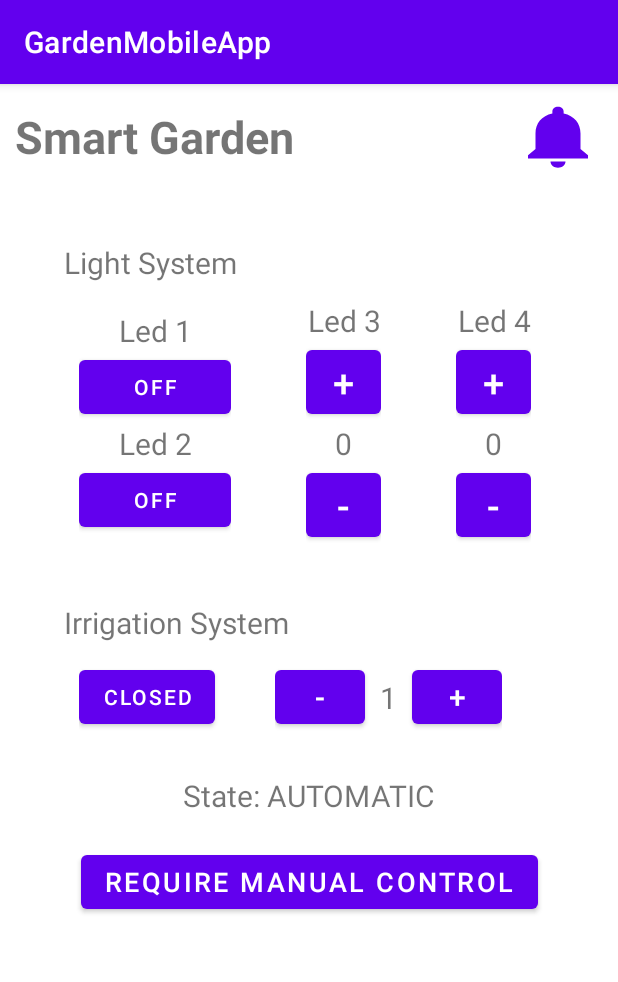
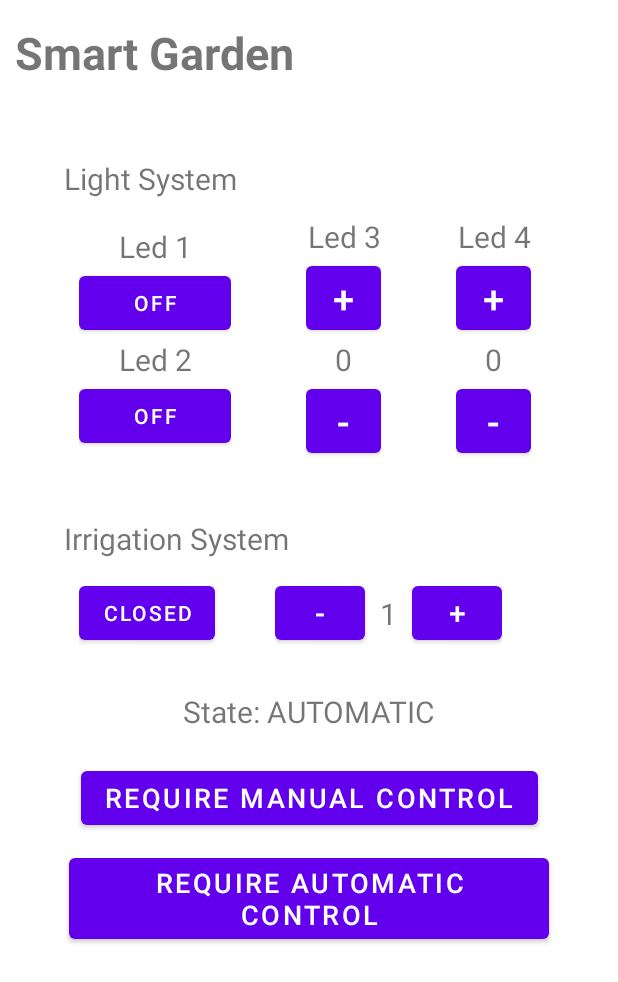
Before and after one commit to Totti00/garde_system, an Android app: the screen it shows after launch (MainActivity), on a phone screen of 412 x 824 dp. Shown: the top 982 px of the screen. Run offline under Robolectric (Android 15) with nearby library versions, the light colour scheme and no system bars; 5 statements that could not run were skipped.

Commit message:
add command and received msg arduino

```diff
--- a/GardenMobileApp/app/src/main/java/com/example/gardenmobileapp/MainActivity.java
+++ b/GardenMobileApp/app/src/main/java/com/example/gardenmobileapp/MainActivity.java
@@ -50,9 +50,18 @@ public class MainActivity extends AppCompatActivity {
         this.lightSystem.setLed4View(led4View);
 
         this.stateSystem = new StateSystem();
+        this.stateSystem.setIrrigationSystem(this.irrigationSystem);
+        this.stateSystem.setLightSystem(this.lightSystem);
         this.stateSystem.setAllerBtn(findViewById(R.id.allerBtn));
         this.stateSystem.setTextView(findViewById(R.id.textState));
         this.stateSystem.setManualBtn(findViewById(R.id.requireManualBtn));
+        this.stateSystem.setAutomaticBtn(findViewById(R.id.requireAutomaticBtn));
+
+    }
+
+    @Override
+    protected void onStart() {
+        super.onStart();
 
         this.btServer = new BTServer();
         this.btServer.setIrrigationSystem(this.irrigationSystem);
@@ -64,8 +73,5 @@ public class MainActivity extends AppCompatActivity {
         this.stateSystem.build();
         this.lightSystem.build();
         this.irrigationSystem.build();
-
     }
-
-
 }
--- a/GardenMobileApp/app/src/main/java/com/example/gardenmobileapp/btlib/RealBluetoothChannel.java
+++ b/GardenMobileApp/app/src/main/java/com/example/gardenmobileapp/btlib/RealBluetoothChannel.java
@@ -88,6 +88,7 @@ public final class RealBluetoothChannel extends BluetoothChannel {
                     }
                 }
                 catch(Exception e){
+                    Log.d("Errro", "run: stringa vuotaaaa");
                     e.printStackTrace();
                 }
             }
--- a/GardenMobileApp/app/src/main/java/com/example/gardenmobileapp/mvc/model/Counter.java
+++ b/GardenMobileApp/app/src/main/java/com/example/gardenmobileapp/mvc/model/Counter.java
@@ -29,4 +29,7 @@ public class Counter {
         this.count -= STEP;
     }
 
+    public void reset() {
+        this.count = this.min;
+    }
 }
--- a/GardenMobileApp/app/src/main/java/com/example/gardenmobileapp/mvc/model/OpenClosed.java
+++ b/GardenMobileApp/app/src/main/java/com/example/gardenmobileapp/mvc/model/OpenClosed.java
@@ -31,4 +31,6 @@ public class OpenClosed {
     public void toggle() {
         this.isOpen = !this.isOpen;
     }
+
+    public void reset() { this.isOpen = !OPEN; }
 }
--- a/GardenMobileApp/app/src/main/java/com/example/gardenmobileapp/mvc/model/TurnOnOff.java
+++ b/GardenMobileApp/app/src/main/java/com/example/gardenmobileapp/mvc/model/TurnOnOff.java
@@ -32,4 +32,8 @@ public class TurnOnOff {
     public String getIsOpenForArduino() {
         return this.isOn ? "1" : "0";
     }
+
+    public void reset() {
+        this.isOn = !ON;
+    }
 }
--- a/GardenMobileApp/app/src/main/java/com/example/gardenmobileapp/mvc/system/StateSystem.java
+++ b/GardenMobileApp/app/src/main/java/com/example/gardenmobileapp/mvc/system/StateSystem.java
@@ -1,16 +1,22 @@
 package com.example.gardenmobileapp.mvc.system;
 
+import android.view.View;
 import android.widget.Button;
 import android.widget.TextView;
 
+import com.example.gardenmobileapp.command.ArduinoCommands;
 import com.example.gardenmobileapp.utils.State.StateGarden;
 import com.example.gardenmobileapp.btlib.BluetoothChannel;
 
 public class StateSystem {
+    private IrrigationSystem irrigationSystem;
+    private LightSystem lightSystem;
+
     private StateGarden state;
 
     private Button allerBtn;
     private Button manualBtn;
+    private Button automaticBtn;
     private TextView textView;
 
     private BluetoothChannel btChannel;
@@ -21,24 +27,45 @@ public class StateSystem {
 
     public void setAllerBtn(Button view) { this.allerBtn = view; }
     public void setManualBtn(Button view) { this.manualBtn = view; }
+    public void setAutomaticBtn(Button view) { this.automaticBtn = view; }
     public void setTextView(TextView view) { this.textView = view; }
+
+    public void setIrrigationSystem(IrrigationSystem irrigationSystem) { this.irrigationSystem = irrigationSystem; }
+    public void setLightSystem(LightSystem lightSystem) { this.lightSystem = lightSystem; }
 
     public void setBtChannel(BluetoothChannel btChannel) { this.btChannel = btChannel; }
 
     public void build() {
+        this.allerBtn.setVisibility(android.view.View.INVISIBLE);
+
         this.allerBtn.setOnClickListener(l -> {
+            this.allerBtn.setVisibility(android.view.View.INVISIBLE);
             this.state = StateGarden.AUTOMATIC;
             this.setTextStateInView();
-            this.btChannel.sendMessage("a");
+            this.btChannel.sendMessage(ArduinoCommands.STATE_ALARM);
         });
         this.manualBtn.setOnClickListener(l -> {
             this.state = StateGarden.MANUAL;
+            this.irrigationSystem.reset();
+            this.lightSystem.reset();
             this.setTextStateInView();
-            this.btChannel.sendMessage("M");
+            this.btChannel.sendMessage(ArduinoCommands.STATE_MANUAL);
+        });
+        this.automaticBtn.setOnClickListener(l -> {
+            this.state = StateGarden.AUTOMATIC;
+            this.setTextStateInView();
+            this.btChannel.sendMessage(ArduinoCommands.STATE_AUTOMATIC);
         });
 
         this.setTextStateInView();
     }
 
-    public void setTextStateInView() { this.textView.setText(this.state.getName()); }
+    private void setTextStateInView() { this.textView.setText(this.state.getName()); }
+
+
+    public void setAlarmState() {
+        this.allerBtn.setVisibility(View.VISIBLE);
+        this.state = StateGarden.ALARM;
+        this.setTextStateInView();
+    }
 }
--- a/GardenMobileApp/app/src/main/java/com/example/gardenmobileapp/server/BTServer.java
+++ b/GardenMobileApp/app/src/main/java/com/example/gardenmobileapp/server/BTServer.java
@@ -42,4 +42,6 @@ public class BTServer {
         this.connectToBluetoothServerTask.execute();
     }
 
+
+
 }
--- a/GardenMobileApp/app/src/main/java/com/example/gardenmobileapp/server/DefaultConnectionEvent.java
+++ b/GardenMobileApp/app/src/main/java/com/example/gardenmobileapp/server/DefaultConnectionEvent.java
@@ -17,6 +17,8 @@ public class DefaultConnectionEvent implements ConnectionTask.EventListener {
     private String receivedRemoteDeviceName;
     private String sendRemoteDeviceName;
 
+    private String msg;
+
     public void setIrrigationSystem(IrrigationSystem irrigationSystem) { this.irrigationSystem = irrigationSystem; }
     public void setLightSystem(LightSystem lightSystem) { this.lightSystem = lightSystem; }
     public void setStateSystem(StateSystem stateSystem) { this.stateSystem = stateSystem; }
@@ -31,6 +33,7 @@ public class DefaultConnectionEvent implements ConnectionTask.EventListener {
             @Override
             public void onMessageReceived(String receivedMessage) {
                 DefaultConnectionEvent.this.receivedRemoteDeviceName = channel.getRemoteDeviceName();
+                DefaultConnectionEvent.this.stateSystem.setAlarmState();
             }
 
             @Override
@@ -43,4 +46,5 @@ public class DefaultConnectionEvent implements ConnectionTask.EventListener {
     @Override
     public void onConnectionCanceled() { }
 
+
 }
--- a/GardenMobileApp/app/src/main/java/com/example/gardenmobileapp/utils/State/StateGarden.java
+++ b/GardenMobileApp/app/src/main/java/com/example/gardenmobileapp/utils/State/StateGarden.java
@@ -3,7 +3,7 @@ package com.example.gardenmobileapp.utils.State;
 public enum StateGarden {
     AUTOMATIC("AUTOMATIC"),
     MANUAL("MANUAL"),
-    ALLER("ALLER");
+    ALARM("ALARM");
 
     private final String name;
 
--- a/GardenMobileApp/app/src/main/res/layout/activity_main.xml
+++ b/GardenMobileApp/app/src/main/res/layout/activity_main.xml
@@ -357,7 +357,7 @@
             android:layout_width="wrap_content"
             android:layout_height="wrap_content"
             android:layout_weight="1"
-            android:text="AUTOMATIC"
+            android:text=""
             android:textSize="20sp" />
     </LinearLayout>
 
@@ -372,4 +372,15 @@
         app:layout_constraintStart_toStartOf="parent"
         app:layout_constraintTop_toBottomOf="@+id/linearLayout4" />
 
+    <Button
+        android:id="@+id/requireAutomaticBtn"
+        android:layout_width="wrap_content"
+        android:layout_height="wrap_content"
+        android:layout_marginTop="10dp"
+        android:text="Require Automatic Control"
+        android:textSize="18sp"
+        app:layout_constraintEnd_toEndOf="parent"
+        app:layout_constraintStart_toStartOf="parent"
+        app:layout_constraintTop_toBottomOf="@+id/requireManualBtn" />
+
 </androidx.constraintlayout.widget.ConstraintLayout>
--- a/GardenMobileApp/app/src/main/res/values-night/themes.xml
+++ b/GardenMobileApp/app/src/main/res/values-night/themes.xml
@@ -1,6 +1,6 @@
 <resources xmlns:tools="http://schemas.android.com/tools">
     <!-- Base application theme. -->
-    <style name="Theme.GardenMobileApp" parent="Theme.MaterialComponents.DayNight.DarkActionBar">
+    <style name="Theme.GardenMobileApp" parent="Theme.MaterialComponents.DayNight.NoActionBar">
         <!-- Primary brand color. -->
         <item name="colorPrimary">@color/purple_200</item>
         <item name="colorPrimaryVariant">@color/purple_700</item>
--- a/GardenMobileApp/app/src/main/res/values/themes.xml
+++ b/GardenMobileApp/app/src/main/res/values/themes.xml
@@ -1,6 +1,6 @@
 <resources xmlns:tools="http://schemas.android.com/tools">
     <!-- Base application theme. -->
-    <style name="Theme.GardenMobileApp" parent="Theme.MaterialComponents.DayNight.DarkActionBar">
+    <style name="Theme.GardenMobileApp" parent="Theme.MaterialComponents.DayNight.NoActionBar">
         <!-- Primary brand color. -->
         <item name="colorPrimary">@color/purple_500</item>
         <item name="colorPrimaryVariant">@color/purple_700</item>
```
Also changed, not shown: GardenMobileApp/app/src/main/java/com/example/gardenmobileapp/command/ArduinoCommands.java (added, +17 -0 lines), GardenMobileApp/app/src/main/java/com/example/gardenmobileapp/mvc/system/IrrigationSystem.java (+11 -3 lines), GardenMobileApp/app/src/main/java/com/example/gardenmobileapp/mvc/system/LightSystem.java (+19 -6 lines).
